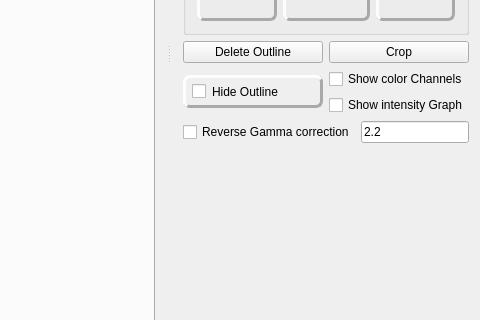
First picture: the form in mainwindow.ui, repository githubdoe/DFTFringe, before the edit; both pictures show x 585 to 1065 and y 333 to 653 of the 1065 by 746 pixel window.
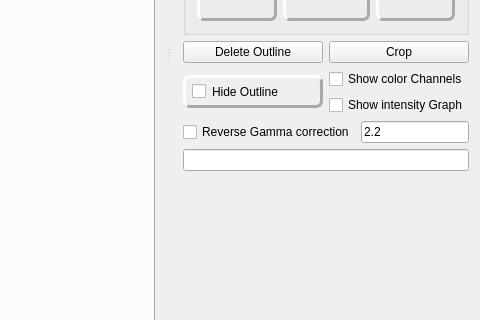
Second picture: the form after the edit. Icons and pictures are not drawn.

What changed in the file:
```diff
--- a/mainwindow.ui
+++ b/mainwindow.ui
@@ -147,7 +147,7 @@
    <property name="minimumSize">
     <size>
      <width>266</width>
-     <height>471</height>
+     <height>526</height>
     </size>
    </property>
    <property name="whatsThis">
@@ -859,6 +859,13 @@
        </item>
       </layout>
      </item>
+     <item>
+      <widget class="QLineEdit" name="igramSize">
+       <property name="readOnly">
+        <bool>true</bool>
+       </property>
+      </widget>
+     </item>
      <item>
       <spacer name="verticalSpacer">
        <property name="orientation">
```
Left out of the diff: 27 changed lines with no effect on the pictures.
